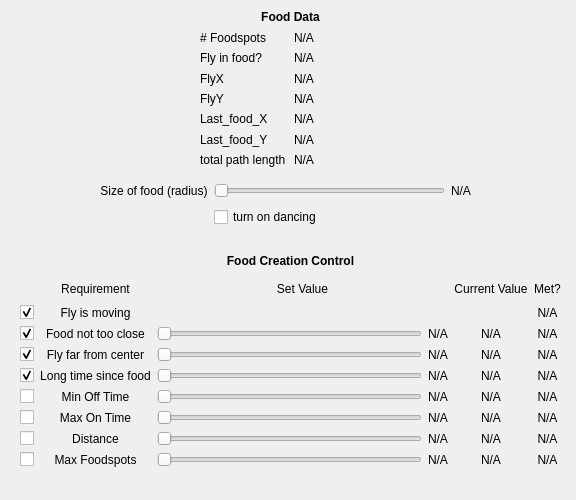
Before: the Qt Designer form qt/foraging.ui in ClandininLab/flyvr, drawn with Qt 5.
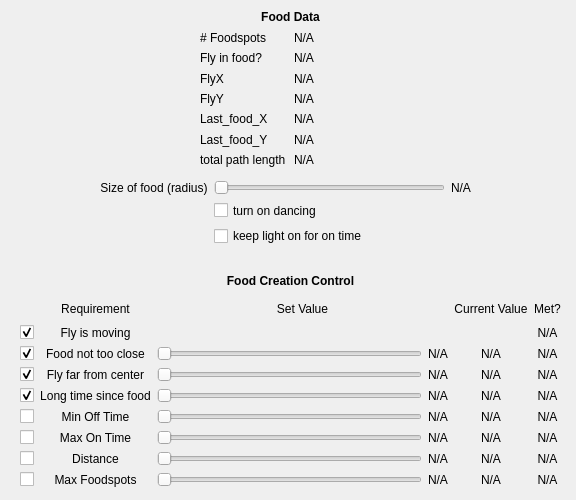
After: the same form once the commit is applied.

Commit message: fixed food logging problem and lag if no food distance set by requiring foodspots be food radius apart and some other checks. Also added a button to keep the light on for the full on time even if the fly moves out of the foodspot.

Diff of the .ui file:
```diff
--- a/qt/foraging.ui
+++ b/qt/foraging.ui
@@ -148,7 +148,7 @@
    <property name="geometry">
     <rect>
      <x>20</x>
-     <y>250</y>
+     <y>270</y>
      <width>541</width>
      <height>217</height>
     </rect>
@@ -641,7 +641,7 @@
      <x>100</x>
      <y>180</y>
      <width>371</width>
-     <height>51</height>
+     <height>66</height>
     </rect>
    </property>
    <layout class="QGridLayout" name="gridLayout_3">
@@ -679,6 +679,13 @@
       </property>
      </widget>
     </item>
+    <item row="2" column="1">
+     <widget class="QCheckBox" name="keep_light_on_checkbox">
+      <property name="text">
+       <string>keep light on for on time</string>
+      </property>
+     </widget>
+    </item>
    </layout>
   </widget>
  </widget>
```
The commit also changes 1 other file.
